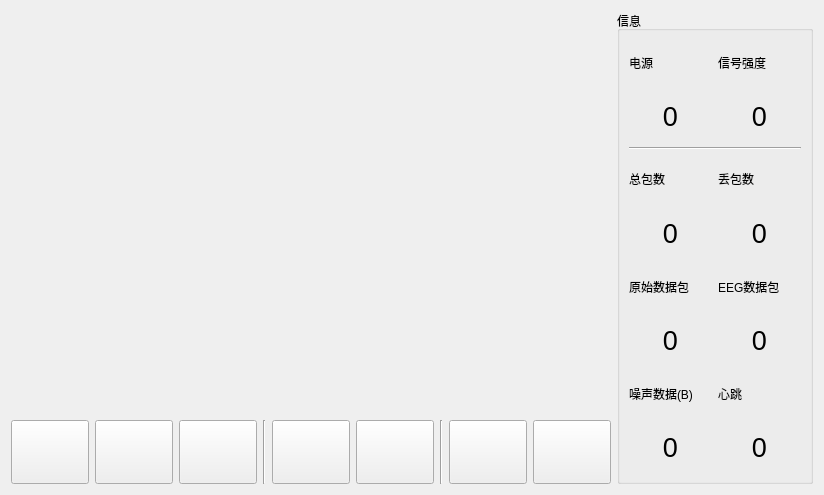
Above: MindViewer/mainwidget.ui from JackeyLea/MindViewer before the change. Below: the same form after it.
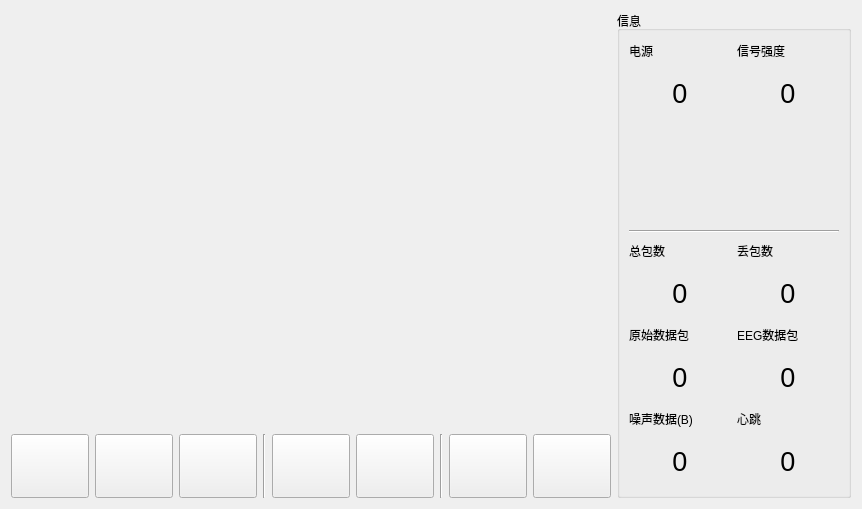
That is the form after the change. Icons and pictures are not drawn. Custom widgets are drawn as their Qt base class.

Commit message: 显示冥想值和注意力

What changed in the file:
```diff
--- a/MindViewer/mainwidget.ui
+++ b/MindViewer/mainwidget.ui
@@ -6,8 +6,8 @@
    <rect>
     <x>0</x>
     <y>0</y>
-    <width>824</width>
-    <height>495</height>
+    <width>862</width>
+    <height>509</height>
    </rect>
   </property>
   <property name="windowTitle">
@@ -238,7 +238,7 @@
           </property>
          </widget>
         </item>
-        <item row="5" column="0">
+        <item row="6" column="0">
          <widget class="QLabel" name="labelTotalCnt">
           <property name="text">
            <string>总包数</string>
@@ -266,21 +266,42 @@
           </property>
          </widget>
         </item>
-        <item row="7" column="0">
+        <item row="11" column="0">
+         <widget class="QLabel" name="labelNoiseValue">
+          <property name="minimumSize">
+           <size>
+            <width>50</width>
+            <height>50</height>
+           </size>
+          </property>
+          <property name="font">
+           <font>
+            <pointsize>20</pointsize>
+           </font>
+          </property>
+          <property name="text">
+           <string>0</string>
+          </property>
+          <property name="alignment">
+           <set>Qt::AlignmentFlag::AlignCenter</set>
+          </property>
+         </widget>
+        </item>
+        <item row="8" column="0">
          <widget class="QLabel" name="labelRawCnt">
           <property name="text">
            <string>原始数据包</string>
           </property>
          </widget>
         </item>
-        <item row="7" column="1">
+        <item row="8" column="1">
          <widget class="QLabel" name="labelEEGPkg">
           <property name="text">
            <string>EEG数据包</string>
           </property>
          </widget>
         </item>
-        <item row="6" column="1">
+        <item row="7" column="1">
          <widget class="QLabel" name="labelTotalLossValue">
           <property name="minimumSize">
            <size>
@@ -301,7 +322,14 @@
           </property>
          </widget>
         </item>
-        <item row="6" column="0">
+        <item row="10" column="1">
+         <widget class="QLabel" name="labelHeart">
+          <property name="text">
+           <string>心跳</string>
+          </property>
+         </widget>
+        </item>
+        <item row="7" column="0">
          <widget class="QLabel" name="labelTotalCntValue">
           <property name="minimumSize">
            <size>
@@ -329,28 +357,28 @@
           </property>
          </widget>
         </item>
-        <item row="5" column="1">
+        <item row="6" column="1">
          <widget class="QLabel" name="labelTotalLossRate">
           <property name="text">
            <string>丢包数</string>
           </property>
          </widget>
         </item>
-        <item row="4" column="0" colspan="2">
+        <item row="5" column="0" colspan="2">
          <widget class="Line" name="lineInfo">
           <property name="orientation">
            <enum>Qt::Orientation::Horizontal</enum>
           </property>
          </widget>
         </item>
-        <item row="9" column="0">
+        <item row="10" column="0">
          <widget class="QLabel" name="labelNoise">
           <property name="text">
            <string>噪声数据(B)</string>
           </property>
          </widget>
         </item>
-        <item row="8" column="0">
+        <item row="9" column="0">
          <widget class="QLabel" name="labelRawCntValue">
           <property name="minimumSize">
            <size>
@@ -378,56 +406,7 @@
           </property>
          </widget>
         </item>
-        <item row="8" column="1">
-         <widget class="QLabel" name="labelEEGPkgCnt">
-          <property name="minimumSize">
-           <size>
-            <width>50</width>
-            <height>50</height>
-           </size>
-          </property>
-          <property name="font">
-           <font>
-            <pointsize>20</pointsize>
-           </font>
-          </property>
-          <property name="text">
-           <string>0</string>
-          </property>
-          <property name="alignment">
-           <set>Qt::AlignmentFlag::AlignCenter</set>
-          </property>
-         </widget>
-        </item>
-        <item row="10" column="0">
-         <widget class="QLabel" name="labelNoiseValue">
-          <property name="minimumSize">
-           <size>
-            <width>50</width>
-            <height>50</height>
-           </size>
-          </property>
-          <property name="font">
-           <font>
-            <pointsize>20</pointsize>
-           </font>
-          </property>
-          <property name="text">
-           <string>0</string>
-          </property>
-          <property name="alignment">
-           <set>Qt::AlignmentFlag::AlignCenter</set>
-          </property>
-         </widget>
-        </item>
-        <item row="9" column="1">
-         <widget class="QLabel" name="labelHeart">
-          <property name="text">
-           <string>心跳</string>
-          </property>
-         </widget>
-        </item>
-        <item row="10" column="1">
+        <item row="11" column="1">
          <widget class="QLabel" name="labelHeartValue">
           <property name="font">
            <font>
@@ -442,6 +421,47 @@
           </property>
          </widget>
         </item>
+        <item row="9" column="1">
+         <widget class="QLabel" name="labelEEGPkgCnt">
+          <property name="minimumSize">
+           <size>
+            <width>50</width>
+            <height>50</height>
+           </size>
+          </property>
+          <property name="font">
+           <font>
+            <pointsize>20</pointsize>
+           </font>
+          </property>
+          <property name="text">
+           <string>0</string>
+          </property>
+          <property name="alignment">
+           <set>Qt::AlignmentFlag::AlignCenter</set>
+          </property>
+         </widget>
+        </item>
+        <item row="2" column="0">
+         <widget class="Indicator" name="widgetAttention" native="true">
+          <property name="minimumSize">
+           <size>
+            <width>100</width>
+            <height>100</height>
+           </size>
+          </property>
+         </widget>
+        </item>
+        <item row="2" column="1">
+         <widget class="Indicator" name="widgetMeditation" native="true">
+          <property name="minimumSize">
+           <size>
+            <width>100</width>
+            <height>100</height>
+           </size>
+          </property>
+         </widget>
+        </item>
        </layout>
       </widget>
      </item>
@@ -449,6 +469,14 @@
    </item>
   </layout>
  </widget>
+ <customwidgets>
+  <customwidget>
+   <class>Indicator</class>
+   <extends>QWidget</extends>
+   <header>indicator.h</header>
+   <container>1</container>
+  </customwidget>
+ </customwidgets>
  <resources>
   <include location="resource.qrc"/>
  </resources>
```
The commit also changes 1 other file.
